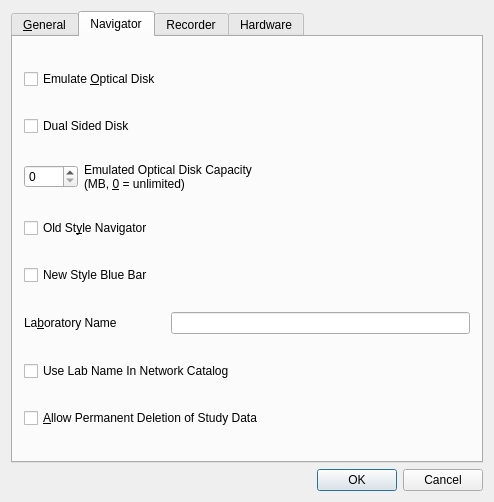
First picture: the form in src/libs/gui/ui/simulatorsettingsdialog.ui, repository mannd/epsimulator, before the edit.
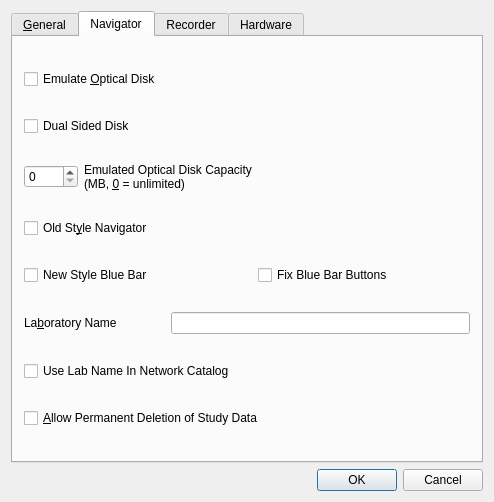
Second picture: the form after the edit. The open tabs and pages were chosen to show the change.

Commit message: added tweakBluePanel options to deal with bad blue panel button behavior on different machines

```diff
--- a/src/libs/gui/ui/simulatorsettingsdialog.ui
+++ b/src/libs/gui/ui/simulatorsettingsdialog.ui
@@ -118,7 +118,7 @@
          </property>
         </widget>
        </item>
-       <item row="4" column="0" colspan="4">
+       <item row="4" column="0" colspan="2">
         <widget class="QCheckBox" name="newStyleBlueBarCheckBox">
          <property name="text">
           <string>New Style Blue Bar</string>
@@ -161,6 +161,13 @@
          </property>
         </widget>
        </item>
+       <item row="4" column="3">
+        <widget class="QCheckBox" name="bluePanelTweakCheckBox">
+         <property name="text">
+          <string>Fix Blue Bar Buttons</string>
+         </property>
+        </widget>
+       </item>
       </layout>
      </widget>
      <widget class="QWidget" name="tabRecorder">
```
Left out of the diff: 14 changed lines with no effect on the pictures. The commit also changes 5 other files.
